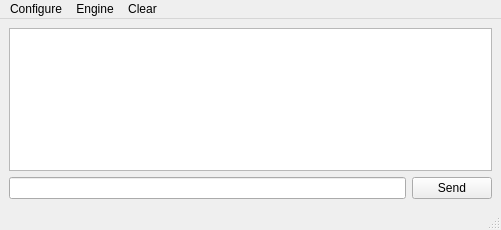
Rsclub22/Minos2-Mirror, file mqt/MqtDataModes/dmmainwindow.ui: the form before one commit.
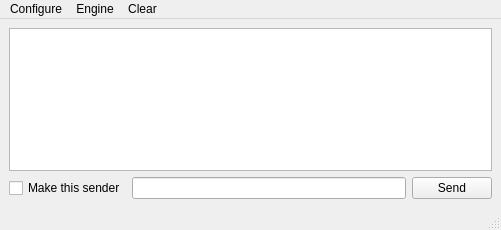
The form after the commit. Custom widgets are drawn as their Qt base class.

Patch:
```diff
--- a/mqt/MqtDataModes/dmmainwindow.ui
+++ b/mqt/MqtDataModes/dmmainwindow.ui
@@ -25,7 +25,18 @@
     <item>
      <layout class="QHBoxLayout" name="horizontalLayout">
       <item>
-       <widget class="QLineEdit" name="sendEdit"/>
+       <widget class="QCheckBox" name="sendercb">
+        <property name="text">
+         <string>Make this sender</string>
+        </property>
+       </widget>
+      </item>
+      <item>
+       <widget class="QLineEdit" name="sendEdit">
+        <property name="clearButtonEnabled">
+         <bool>true</bool>
+        </property>
+       </widget>
       </item>
       <item>
        <widget class="QPushButton" name="sendButton">
```
